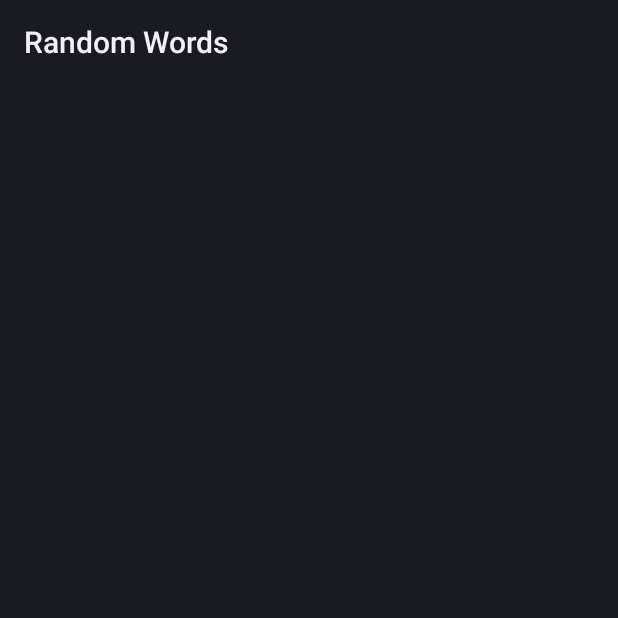
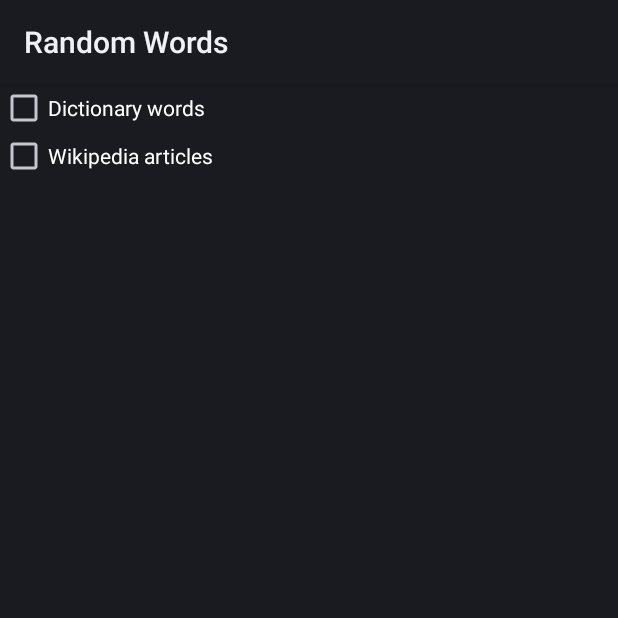
Before and after one commit to droundy/random-words, an Android app: the screen it shows after launch (WordsActivity), on a phone screen of 412 x 824 dp, the top half of it. Run offline under Robolectric (Android 15) with nearby library versions, the phone set to English and light mode, and no system bars; 4 statements that could not run were skipped.

Commit message:
make sources selectable

```diff
--- a/src/main/java/org/abridgegame/randomwords/WordsActivity.java
+++ b/src/main/java/org/abridgegame/randomwords/WordsActivity.java
@@ -4,6 +4,7 @@ import android.app.Activity;
 import android.os.Bundle;
 import android.view.View;
 import android.widget.TextView;
+import android.widget.CheckBox;
 import android.content.res.Resources;
 
 import android.animation.Animator;
@@ -45,8 +46,17 @@ public class WordsActivity extends Activity
     /** Called when the user clicks the randomize button */
     public void randomize(View view) {
         // Pick a new random word!
+        boolean usewords, usewiki;
+        {
+            CheckBox cb = (CheckBox) findViewById(R.id.checkbox_words);
+            usewords = cb.isChecked();
+        }
+        {
+            CheckBox cb = (CheckBox) findViewById(R.id.checkbox_wiki);
+            usewiki = cb.isChecked();
+        }
         String w = "";
-        if (random.nextInt(2) == 0) {
+        if ((random.nextInt(2) == 0 && usewords) || !usewiki) {
             int r = random.nextInt(words.length);
             w = words[r];
         } else {
--- a/src/main/res/layout/main.xml
+++ b/src/main/res/layout/main.xml
@@ -1,13 +1,25 @@
 <?xml version="1.0" encoding="utf-8"?>
+<LinearLayout
+    xmlns:android="http://schemas.android.com/apk/res/android"
+    android:orientation="vertical"
+    android:layout_width="match_parent"
+    android:layout_height="match_parent">
+  <CheckBox android:id="@+id/checkbox_words"
+            android:layout_width="wrap_content"
+            android:layout_height="wrap_content"
+            android:text="Dictionary words"/>
+  <CheckBox android:id="@+id/checkbox_wiki"
+            android:layout_width="wrap_content"
+            android:layout_height="wrap_content"
+            android:text="Wikipedia articles"/>
   <RelativeLayout
       xmlns:android="http://schemas.android.com/apk/res/android"
-    android:orientation="vertical"
-    android:layout_width="fill_parent"
-    android:layout_height="fill_parent">
+      android:layout_width="match_parent"
+      android:layout_height="wrap_content">
     <TextView
         android:id="@+id/word_text"
-      android:layout_width="fill_parent"
-      android:layout_height="fill_parent"
+        android:layout_width="match_parent"
+        android:layout_height="match_parent"
         android:gravity="center"
         android:textSize="40sp"
         android:typeface="serif"
@@ -16,8 +28,8 @@
         />
     <TextView
         android:id="@+id/old_word_text"
-      android:layout_width="fill_parent"
-      android:layout_height="fill_parent"
+        android:layout_width="match_parent"
+        android:layout_height="match_parent"
         android:gravity="center"
         android:textSize="40sp"
         android:typeface="serif"
@@ -25,3 +37,4 @@
         android:text=""
         />
   </RelativeLayout>
+</LinearLayout>
```
Lines whose indentation alone changed are shown as unchanged.
